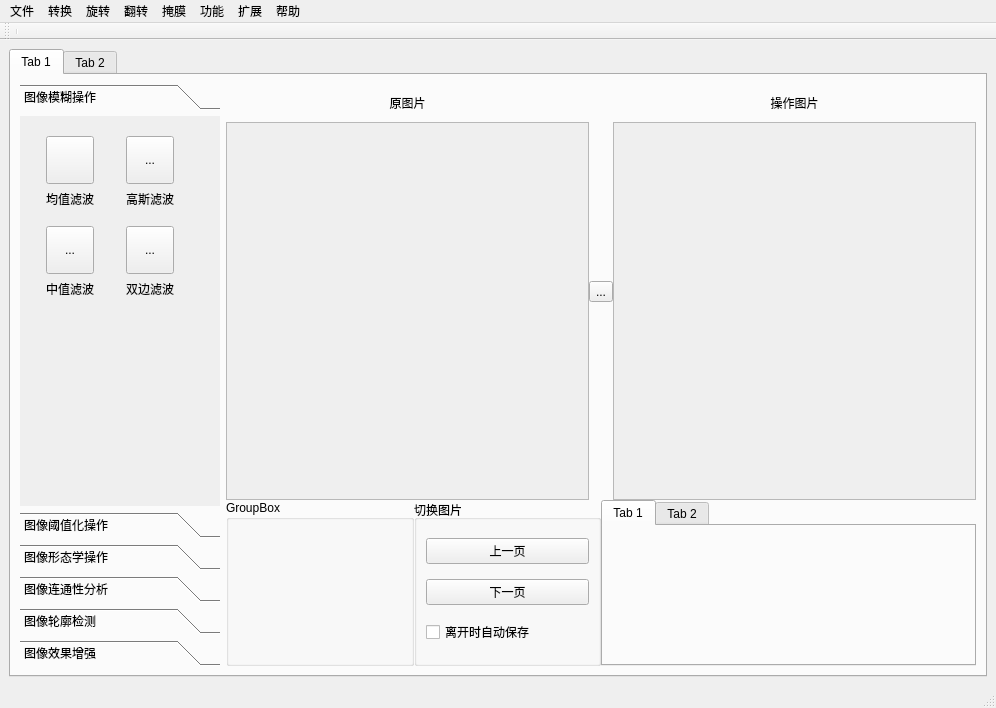
Before: the Qt Designer form mainwindow.ui in luumod/simpleIPS, drawn with Qt 5.
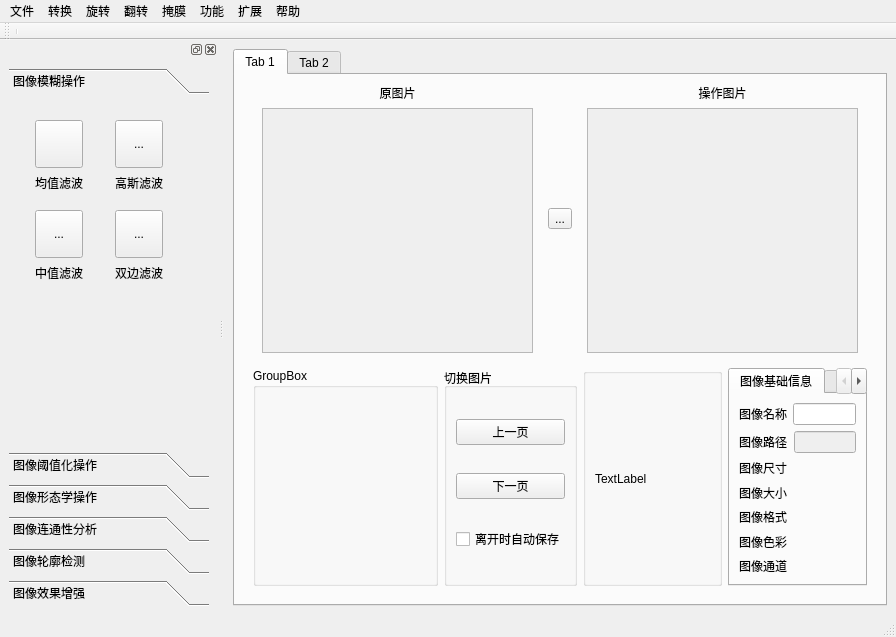
After: the same form once the commit is applied. The open tabs and pages were chosen to show the change. Icons and pictures are not drawn.

Commit message: 界面更新

The edit to the form file:
```diff
--- a/mainwindow.ui
+++ b/mainwindow.ui
@@ -9,8 +9,8 @@
    <rect>
     <x>0</x>
     <y>0</y>
-    <width>996</width>
-    <height>708</height>
+    <width>896</width>
+    <height>637</height>
    </rect>
   </property>
   <property name="sizePolicy">
@@ -51,9 +51,519 @@
        <attribute name="title">
         <string>Tab 1</string>
        </attribute>
-       <layout class="QHBoxLayout" name="horizontalLayout_8">
+       <layout class="QVBoxLayout" name="widget_central_layout" stretch="5,1">
+        <item>
+         <widget class="QWidget" name="showArea" native="true">
+          <layout class="QHBoxLayout" name="showArea_layout" stretch="5,1,5">
+           <property name="topMargin">
+            <number>0</number>
+           </property>
+           <property name="bottomMargin">
+            <number>0</number>
+           </property>
+           <item>
+            <widget class="QWidget" name="widget_img_ori" native="true">
+             <layout class="QVBoxLayout" name="verticalLayout_2" stretch="1,20">
+              <property name="topMargin">
+               <number>0</number>
+              </property>
+              <property name="bottomMargin">
+               <number>0</number>
+              </property>
+              <item>
+               <widget class="QLabel" name="label_3">
+                <property name="text">
+                 <string>原图片</string>
+                </property>
+                <property name="alignment">
+                 <set>Qt::AlignCenter</set>
+                </property>
+               </widget>
+              </item>
+              <item>
+               <widget class="QScrollArea" name="scrollArea_ori">
+                <property name="autoFillBackground">
+                 <bool>false</bool>
+                </property>
+                <property name="widgetResizable">
+                 <bool>true</bool>
+                </property>
+                <property name="alignment">
+                 <set>Qt::AlignCenter</set>
+                </property>
+                <widget class="QWidget" name="scrollAreaWidgetContents_2">
+                 <property name="geometry">
+                  <rect>
+                   <x>0</x>
+                   <y>0</y>
+                   <width>269</width>
+                   <height>254</height>
+                  </rect>
+                 </property>
+                 <layout class="QVBoxLayout" name="verticalLayout_5">
+                  <property name="spacing">
+                   <number>0</number>
+                  </property>
+                  <property name="leftMargin">
+                   <number>0</number>
+                  </property>
+                  <property name="topMargin">
+                   <number>0</number>
+                  </property>
+                  <property name="rightMargin">
+                   <number>0</number>
+                  </property>
+                  <property name="bottomMargin">
+                   <number>0</number>
+                  </property>
+                  <item>
+                   <widget class="QLabel" name="lab_img_ori">
+                    <property name="minimumSize">
+                     <size>
+                      <width>0</width>
+                      <height>0</height>
+                     </size>
+                    </property>
+                    <property name="text">
+                     <string/>
+                    </property>
+                    <property name="alignment">
+                     <set>Qt::AlignCenter</set>
+                    </property>
+                   </widget>
+                  </item>
+                 </layout>
+                </widget>
+               </widget>
+              </item>
+             </layout>
+            </widget>
+           </item>
+           <item>
+            <widget class="QToolButton" name="right_arrow">
+             <property name="text">
+              <string>...</string>
+             </property>
+            </widget>
+           </item>
+           <item>
+            <widget class="QWidget" name="widget_img" native="true">
+             <layout class="QVBoxLayout" name="verticalLayout_3" stretch="1,20">
+              <property name="topMargin">
+               <number>0</number>
+              </property>
+              <property name="bottomMargin">
+               <number>0</number>
+              </property>
+              <item>
+               <widget class="QLabel" name="label_4">
+                <property name="text">
+                 <string>操作图片</string>
+                </property>
+                <property name="alignment">
+                 <set>Qt::AlignCenter</set>
+                </property>
+               </widget>
+              </item>
+              <item>
+               <widget class="QScrollArea" name="scrollArea">
+                <property name="minimumSize">
+                 <size>
+                  <width>0</width>
+                  <height>0</height>
+                 </size>
+                </property>
+                <property name="sizeAdjustPolicy">
+                 <enum>QAbstractScrollArea::AdjustToContentsOnFirstShow</enum>
+                </property>
+                <property name="widgetResizable">
+                 <bool>true</bool>
+                </property>
+                <property name="alignment">
+                 <set>Qt::AlignCenter</set>
+                </property>
+                <widget class="QWidget" name="scrollAreaWidgetContents">
+                 <property name="geometry">
+                  <rect>
+                   <x>0</x>
+                   <y>0</y>
+                   <width>269</width>
+                   <height>254</height>
+                  </rect>
+                 </property>
+                 <layout class="QVBoxLayout" name="verticalLayout_4">
+                  <property name="spacing">
+                   <number>0</number>
+                  </property>
+                  <property name="leftMargin">
+                   <number>0</number>
+                  </property>
+                  <property name="topMargin">
+                   <number>0</number>
+                  </property>
+                  <property name="rightMargin">
+                   <number>0</number>
+                  </property>
+                  <property name="bottomMargin">
+                   <number>0</number>
+                  </property>
+                  <item>
+                   <widget class="QLabel" name="lab_img">
+                    <property name="text">
+                     <string/>
+                    </property>
+                    <property name="alignment">
+                     <set>Qt::AlignCenter</set>
+                    </property>
+                   </widget>
+                  </item>
+                 </layout>
+                </widget>
+               </widget>
+              </item>
+             </layout>
+            </widget>
+           </item>
+          </layout>
+         </widget>
+        </item>
+        <item>
+         <widget class="QWidget" name="adjArea" native="true">
+          <layout class="QHBoxLayout" name="adjArea_layout" stretch="4,1,3,3">
+           <item>
+            <widget class="QGroupBox" name="groupBox_adj">
+             <property name="title">
+              <string>GroupBox</string>
+             </property>
+            </widget>
+           </item>
+           <item>
+            <widget class="QGroupBox" name="groupBox_cut">
+             <property name="title">
+              <string>切换图片</string>
+             </property>
+             <layout class="QVBoxLayout" name="verticalLayout_6">
+              <item>
+               <widget class="QPushButton" name="btn_work_next">
+                <property name="text">
+                 <string>上一页</string>
+                </property>
+               </widget>
+              </item>
+              <item>
+               <widget class="QPushButton" name="btn_work_prev">
+                <property name="text">
+                 <string>下一页</string>
+                </property>
+               </widget>
+              </item>
+              <item>
+               <widget class="QCheckBox" name="cbx_work_autoSave">
+                <property name="text">
+                 <string>离开时自动保存</string>
+                </property>
+               </widget>
+              </item>
+             </layout>
+            </widget>
+           </item>
+           <item>
+            <widget class="QGroupBox" name="groupBox_11">
+             <layout class="QVBoxLayout" name="verticalLayout_7">
+              <item>
+               <widget class="QLabel" name="label">
+                <property name="text">
+                 <string>TextLabel</string>
+                </property>
+               </widget>
+              </item>
+             </layout>
+            </widget>
+           </item>
+           <item>
+            <widget class="QTabWidget" name="AdjArea_TabWidget">
+             <property name="currentIndex">
+              <number>0</number>
+             </property>
+             <widget class="QWidget" name="tab_3">
+              <attribute name="title">
+               <string>图像基础信息</string>
+              </attribute>
+              <layout class="QVBoxLayout" name="verticalLayout_8">
+               <item>
+                <layout class="QHBoxLayout" name="horizontalLayout_2" stretch="0,0">
+                 <item>
+                  <widget class="QLabel" name="label_2">
+                   <property name="text">
+                    <string>图像名称</string>
+                   </property>
+                  </widget>
+                 </item>
+                 <item>
+                  <widget class="QLineEdit" name="edit_name"/>
+                 </item>
+                </layout>
+               </item>
+               <item>
+                <layout class="QHBoxLayout" name="horizontalLayout_3" stretch="0,0">
+                 <item>
+                  <widget class="QLabel" name="label_5">
+                   <property name="text">
+                    <string>图像路径</string>
+                   </property>
+                  </widget>
+                 </item>
+                 <item>
+                  <widget class="QLineEdit" name="edit_path">
+                   <property name="enabled">
+                    <bool>false</bool>
+                   </property>
+                  </widget>
+                 </item>
+                </layout>
+               </item>
+               <item>
+                <layout class="QHBoxLayout" name="horizontalLayout_4" stretch="0,0">
+                 <property name="spacing">
+                  <number>0</number>
+                 </property>
+                 <item>
+                  <widget class="QLabel" name="label_14">
+                   <property name="text">
+                    <string>图像尺寸</string>
+                   </property>
+                  </widget>
+                 </item>
+                 <item>
+                  <widget class="QLabel" name="edit_rect">
+                   <property name="text">
+                    <string/>
+                   </property>
+                  </widget>
+                 </item>
+                </layout>
+               </item>
+               <item>
+                <layout class="QHBoxLayout" name="horizontalLayout_18" stretch="1,5">
+                 <item>
+                  <widget class="QLabel" name="label_43">
+                   <property name="text">
+                    <string>图像大小</string>
+                   </property>
+                  </widget>
+                 </item>
+                 <item>
+                  <widget class="QLabel" name="edit_size">
+                   <property name="text">
+                    <string/>
+                   </property>
+                  </widget>
+                 </item>
+                </layout>
+               </item>
+               <item>
+                <layout class="QHBoxLayout" name="horizontalLayout_7" stretch="1,5">
+                 <item>
+                  <widget class="QLabel" name="label_40">
+                   <property name="text">
+                    <string>图像格式</string>
+                   </property>
+                  </widget>
+                 </item>
+                 <item>
+                  <widget class="QLabel" name="edit_geshi">
+                   <property name="text">
+                    <string/>
+                   </property>
+                  </widget>
+                 </item>
+                </layout>
+               </item>
+               <item>
+                <layout class="QHBoxLayout" name="horizontalLayout_6" stretch="0,5">
+                 <item>
+                  <widget class="QLabel" name="label_38">
+                   <property name="text">
+                    <string>图像色彩</string>
+                   </property>
+                  </widget>
+                 </item>
+                 <item>
+                  <widget class="QLabel" name="edit_mode">
+                   <property name="text">
+                    <string/>
+                   </property>
+                  </widget>
+                 </item>
+                </layout>
+               </item>
+               <item>
+                <layout class="QHBoxLayout" name="horizontalLayout_5" stretch="1,5">
+                 <item>
+                  <widget class="QLabel" name="label_36">
+                   <property name="text">
+                    <string>图像通道</string>
+                   </property>
+                  </widget>
+                 </item>
+                 <item>
+                  <widget class="QLabel" name="edit_channels">
+                   <property name="text">
+                    <string/>
+                   </property>
+                  </widget>
+                 </item>
+                </layout>
+               </item>
+              </layout>
+             </widget>
+             <widget class="QWidget" name="tab_4">
+              <attribute name="title">
+               <string>图像质量信息</string>
+              </attribute>
+             </widget>
+            </widget>
+           </item>
+          </layout>
+         </widget>
+        </item>
+       </layout>
+      </widget>
+      <widget class="QWidget" name="tab_2">
+       <attribute name="title">
+        <string>Tab 2</string>
+       </attribute>
+      </widget>
+     </widget>
+    </item>
+   </layout>
+  </widget>
+  <widget class="QMenuBar" name="MenuBar">
+   <property name="geometry">
+    <rect>
+     <x>0</x>
+     <y>0</y>
+     <width>896</width>
+     <height>22</height>
+    </rect>
+   </property>
+   <widget class="QMenu" name="menu_file">
+    <property name="title">
+     <string>文件</string>
+    </property>
+    <addaction name="action_open"/>
+    <addaction name="action_works"/>
+    <addaction name="action_restore"/>
+    <addaction name="action_save"/>
+    <addaction name="separator"/>
+    <addaction name="action_exit"/>
+    <addaction name="action_return"/>
+   </widget>
+   <widget class="QMenu" name="menu_convert">
+    <property name="title">
+     <string>转换</string>
+    </property>
+    <addaction name="action_ori"/>
+    <addaction name="action_hls"/>
+    <addaction name="action_hsv"/>
+    <addaction name="action_lab"/>
+    <addaction name="action_rgb"/>
+   </widget>
+   <widget class="QMenu" name="menu_reverse">
+    <property name="title">
+     <string>旋转</string>
+    </property>
+    <addaction name="action_right90"/>
+    <addaction name="action_right180"/>
+    <addaction name="action_right270"/>
+   </widget>
+   <widget class="QMenu" name="menu_flip">
+    <property name="title">
+     <string>翻转</string>
+    </property>
+    <addaction name="action_flip0"/>
+    <addaction name="action_flip1"/>
+    <addaction name="action_flip_1"/>
+   </widget>
+   <widget class="QMenu" name="menu_mark">
+    <property name="title">
+     <string>掩膜</string>
+    </property>
+    <addaction name="action_mark"/>
+   </widget>
+   <widget class="QMenu" name="menu_func">
+    <property name="title">
+     <string>功能</string>
+    </property>
+    <widget class="QMenu" name="menu_8">
+     <property name="title">
+      <string>均衡化图像</string>
+     </property>
+     <addaction name="action_12"/>
+     <addaction name="action_13"/>
+    </widget>
+    <addaction name="action_hide"/>
+    <addaction name="action_disp"/>
+    <addaction name="action_begin"/>
+    <addaction name="action_hist"/>
+    <addaction name="menu_8"/>
+   </widget>
+   <widget class="QMenu" name="menu_tools">
+    <property name="title">
+     <string>扩展</string>
+    </property>
+    <widget class="QMenu" name="menu_9">
+     <property name="title">
+      <string>主题</string>
+     </property>
+     <addaction name="action_dark"/>
+     <addaction name="action_light"/>
+    </widget>
+    <addaction name="menu_9"/>
+    <addaction name="action_jie"/>
+    <addaction name="action_capture"/>
+    <addaction name="action_draw"/>
+   </widget>
+   <widget class="QMenu" name="menu_help">
+    <property name="title">
+     <string>帮助</string>
+    </property>
+    <addaction name="action_help"/>
+    <addaction name="action_aboutme"/>
+   </widget>
+   <addaction name="menu_file"/>
+   <addaction name="menu_convert"/>
+   <addaction name="menu_reverse"/>
+   <addaction name="menu_flip"/>
+   <addaction name="menu_mark"/>
+   <addaction name="menu_func"/>
+   <addaction name="menu_tools"/>
+   <addaction name="menu_help"/>
+  </widget>
+  <widget class="QStatusBar" name="statusbar"/>
+  <widget class="QToolBar" name="toolBar">
+   <property name="windowTitle">
+    <string>toolBar_2</string>
+   </property>
+   <attribute name="toolBarArea">
+    <enum>TopToolBarArea</enum>
+   </attribute>
+   <attribute name="toolBarBreak">
+    <bool>false</bool>
+   </attribute>
+   <addaction name="separator"/>
+  </widget>
+  <widget class="QDockWidget" name="dockWidget">
+   <attribute name="dockWidgetArea">
+    <number>1</number>
+   </attribute>
+   <widget class="QWidget" name="dockWidgetContents">
+    <layout class="QVBoxLayout" name="verticalLayout">
         <item>
          <widget class="QToolBox" name="toolbox_side">
+       <property name="enabled">
+        <bool>true</bool>
+       </property>
           <property name="minimumSize">
            <size>
             <width>200</width>
@@ -62,7 +572,7 @@
           </property>
           <property name="maximumSize">
            <size>
-            <width>200</width>
+         <width>16777215</width>
             <height>16777215</height>
            </size>
           </property>
@@ -75,7 +585,7 @@
              <x>0</x>
              <y>0</y>
              <width>200</width>
-             <height>357</height>
+          <height>362</height>
             </rect>
            </property>
            <attribute name="label">
@@ -1874,327 +2384,8 @@
           </widget>
          </widget>
         </item>
-        <item>
-         <layout class="QHBoxLayout" name="horizontalLayout_3" stretch="5">
-          <item>
-           <layout class="QVBoxLayout" name="verticalLayout" stretch="5,2">
-            <property name="spacing">
-             <number>0</number>
-            </property>
-            <item>
-             <layout class="QHBoxLayout" name="horizontalLayout_4" stretch="5,1,5">
-              <item>
-               <layout class="QVBoxLayout" name="verticalLayout_2" stretch="1,10">
-                <item>
-                 <widget class="QLabel" name="label_3">
-                  <property name="text">
-                   <string>原图片</string>
-                  </property>
-                  <property name="alignment">
-                   <set>Qt::AlignCenter</set>
-                  </property>
-                 </widget>
-                </item>
-                <item>
-                 <widget class="QScrollArea" name="scrollArea_ori">
-                  <property name="autoFillBackground">
-                   <bool>false</bool>
-                  </property>
-                  <property name="widgetResizable">
-                   <bool>true</bool>
-                  </property>
-                  <property name="alignment">
-                   <set>Qt::AlignCenter</set>
-                  </property>
-                  <widget class="QWidget" name="scrollAreaWidgetContents_2">
-                   <property name="geometry">
-                    <rect>
-                     <x>0</x>
-                     <y>0</y>
-                     <width>343</width>
-                     <height>350</height>
-                    </rect>
-                   </property>
-                   <layout class="QVBoxLayout" name="verticalLayout_5">
-                    <property name="spacing">
-                     <number>0</number>
-                    </property>
-                    <property name="leftMargin">
-                     <number>0</number>
-                    </property>
-                    <property name="topMargin">
-                     <number>0</number>
-                    </property>
-                    <property name="rightMargin">
-                     <number>0</number>
-                    </property>
-                    <property name="bottomMargin">
-                     <number>0</number>
-                    </property>
-                    <item>
-                     <widget class="QLabel" name="lab_img_ori">
-                      <property name="text">
-                       <string/>
-                      </property>
-                      <property name="alignment">
-                       <set>Qt::AlignCenter</set>
-                      </property>
-                     </widget>
-                    </item>
-                   </layout>
-                  </widget>
-                 </widget>
-                </item>
-               </layout>
-              </item>
-              <item>
-               <widget class="QToolButton" name="toolButton">
-                <property name="text">
-                 <string>...</string>
-                </property>
-               </widget>
-              </item>
-              <item>
-               <layout class="QVBoxLayout" name="verticalLayout_3" stretch="1,10">
-                <item>
-                 <widget class="QLabel" name="label_4">
-                  <property name="text">
-                   <string>操作图片</string>
-                  </property>
-                  <property name="alignment">
-                   <set>Qt::AlignCenter</set>
-                  </property>
-                 </widget>
-                </item>
-                <item>
-                 <widget class="QScrollArea" name="scrollArea">
-                  <property name="widgetResizable">
-                   <bool>true</bool>
-                  </property>
-                  <property name="alignment">
-                   <set>Qt::AlignCenter</set>
-                  </property>
-                  <widget class="QWidget" name="scrollAreaWidgetContents">
-                   <property name="geometry">
-                    <rect>
-                     <x>0</x>
-                     <y>0</y>
-                     <width>342</width>
-                     <height>350</height>
-                    </rect>
-                   </property>
-                   <layout class="QVBoxLayout" name="verticalLayout_4">
-                    <property name="spacing">
-                     <number>0</number>
-                    </property>
-                    <property name="leftMargin">
-                     <number>0</number>
-                    </property>
-                    <property name="topMargin">
-                     <number>0</number>
-                    </property>
-                    <property name="rightMargin">
-                     <number>0</number>
-                    </property>
-                    <property name="bottomMargin">
-                     <number>0</number>
-                    </property>
-                    <item>
-                     <widget class="QLabel" name="lab_img">
-                      <property name="text">
-                       <string/>
-                      </property>
-                      <property name="alignment">
-                       <set>Qt::AlignCenter</set>
-                      </property>
-                     </widget>
-                    </item>
-                   </layout>
-                  </widget>
-                 </widget>
-                </item>
-               </layout>
-              </item>
-             </layout>
-            </item>
-            <item>
-             <layout class="QHBoxLayout" name="horizontalLayout_2" stretch="2,2,4">
-              <item>
-               <widget class="QGroupBox" name="groupBox_adj">
-                <property name="title">
-                 <string>GroupBox</string>
-                </property>
-               </widget>
-              </item>
-              <item>
-               <widget class="QGroupBox" name="groupBox_cut">
-                <property name="title">
-                 <string>切换图片</string>
-                </property>
-                <layout class="QVBoxLayout" name="verticalLayout_6">
-                 <item>
-                  <widget class="QPushButton" name="btn_work_next">
-                   <property name="text">
-                    <string>上一页</string>
-                   </property>
-                  </widget>
-                 </item>
-                 <item>
-                  <widget class="QPushButton" name="btn_work_prev">
-                   <property name="text">
-                    <string>下一页</string>
-                   </property>
-                  </widget>
-                 </item>
-                 <item>
-                  <widget class="QCheckBox" name="cbx_work_autoSave">
-                   <property name="text">
-                    <string>离开时自动保存</string>
-                   </property>
-                  </widget>
-                 </item>
-                </layout>
-               </widget>
-              </item>
-              <item>
-               <widget class="QTabWidget" name="AdjArea_TabWidget">
-                <widget class="QWidget" name="tab_3">
-                 <attribute name="title">
-                  <string>Tab 1</string>
-                 </attribute>
-                </widget>
-                <widget class="QWidget" name="tab_4">
-                 <attribute name="title">
-                  <string>Tab 2</string>
-                 </attribute>
-                </widget>
-               </widget>
-              </item>
-             </layout>
-            </item>
-           </layout>
-          </item>
-         </layout>
-        </item>
-       </layout>
-      </widget>
-      <widget class="QWidget" name="tab_2">
-       <attribute name="title">
-        <string>Tab 2</string>
-       </attribute>
-      </widget>
-     </widget>
-    </item>
-   </layout>
-  </widget>
-  <widget class="QMenuBar" name="MenuBar">
-   <property name="geometry">
-    <rect>
-     <x>0</x>
-     <y>0</y>
-     <width>996</width>
-     <height>24</height>
-    </rect>
-   </property>
-   <widget class="QMenu" name="menu_file">
-    <property name="title">
-     <string>文件</string>
-    </property>
-    <addaction name="action_open"/>
-    <addaction name="action_works"/>
-    <addaction name="action_save"/>
-    <addaction name="separator"/>
-    <addaction name="action_exit"/>
-   </widget>
-   <widget class="QMenu" name="menu_convert">
-    <property name="title">
-     <string>转换</string>
-    </property>
-    <addaction name="action_ori"/>
-    <addaction name="action_hls"/>
-    <addaction name="action_hsv"/>
-    <addaction name="action_lab"/>
-    <addaction name="action_rgb"/>
-   </widget>
-   <widget class="QMenu" name="menu_reverse">
-    <property name="title">
-     <string>旋转</string>
-    </property>
-    <addaction name="action_right90"/>
-    <addaction name="action_right180"/>
-    <addaction name="action_right270"/>
-   </widget>
-   <widget class="QMenu" name="menu_flip">
-    <property name="title">
-     <string>翻转</string>
-    </property>
-    <addaction name="action_flip0"/>
-    <addaction name="action_flip1"/>
-    <addaction name="action_flip_1"/>
-   </widget>
-   <widget class="QMenu" name="menu_mark">
-    <property name="title">
-     <string>掩膜</string>
-    </property>
-    <addaction name="action_mark"/>
-   </widget>
-   <widget class="QMenu" name="menu_func">
-    <property name="title">
-     <string>功能</string>
-    </property>
-    <widget class="QMenu" name="menu_8">
-     <property name="title">
-      <string>均衡化图像</string>
-     </property>
-     <addaction name="action_12"/>
-     <addaction name="action_13"/>
-    </widget>
-    <addaction name="action_hist"/>
-    <addaction name="menu_8"/>
-   </widget>
-   <widget class="QMenu" name="menu_tools">
-    <property name="title">
-     <string>扩展</string>
-    </property>
-    <widget class="QMenu" name="menu_9">
-     <property name="title">
-      <string>主题</string>
-     </property>
-     <addaction name="action_dark"/>
-     <addaction name="action_light"/>
-    </widget>
-    <addaction name="menu_9"/>
-    <addaction name="action_jie"/>
-    <addaction name="action_capture"/>
-   </widget>
-   <widget class="QMenu" name="menu_help">
-    <property name="title">
-     <string>帮助</string>
-    </property>
-    <addaction name="action_help"/>
-    <addaction name="action_aboutme"/>
-   </widget>
-   <addaction name="menu_file"/>
-   <addaction name="menu_convert"/>
-   <addaction name="menu_reverse"/>
-   <addaction name="menu_flip"/>
-   <addaction name="menu_mark"/>
-   <addaction name="menu_func"/>
-   <addaction name="menu_tools"/>
-   <addaction name="menu_help"/>
-  </widget>
-  <widget class="QStatusBar" name="statusbar"/>
-  <widget class="QToolBar" name="toolBar">
-   <property name="windowTitle">
-    <string>toolBar_2</string>
-   </property>
-   <attribute name="toolBarArea">
-    <enum>TopToolBarArea</enum>
-   </attribute>
-   <attribute name="toolBarBreak">
-    <bool>false</bool>
-   </attribute>
-   <addaction name="separator"/>
+    </layout>
+   </widget>
   </widget>
   <action name="action_open">
    <property name="text">
```
Left out of the diff: 73 changed lines with no effect on the pictures. Lines whose indentation alone changed are shown as unchanged. The commit also changes 5 other files.
